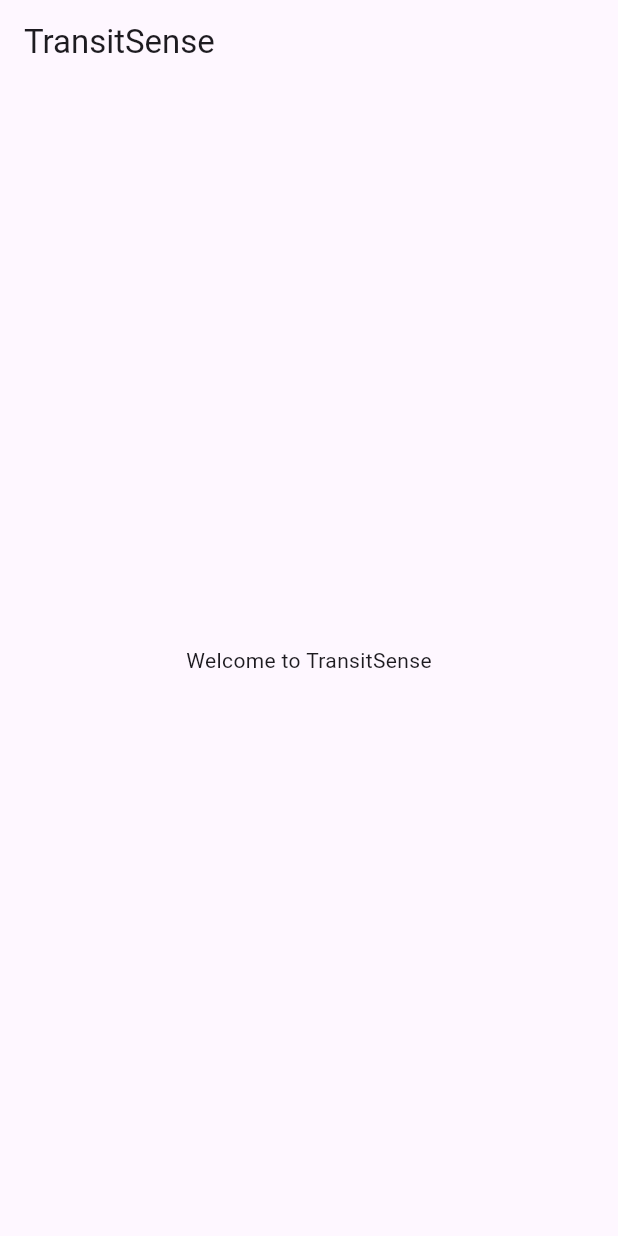
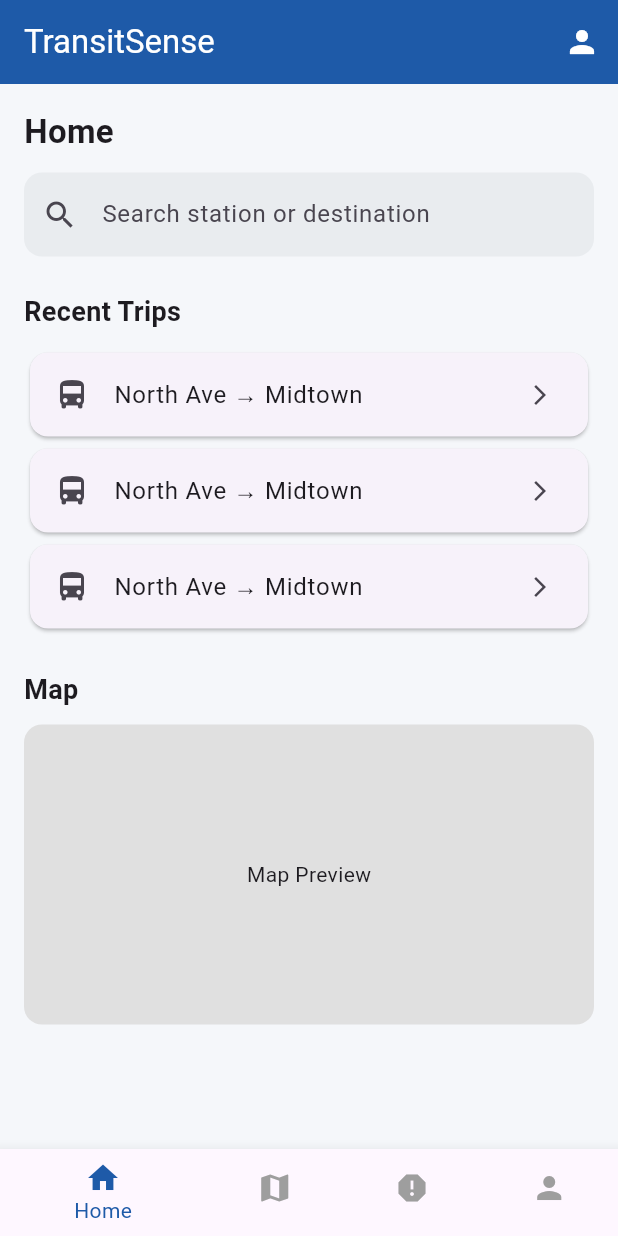
Before and after one commit to jlrandle2/Software-Engineering-Project, a Flutter app: the screen it shows after launch, on a phone screen of 412 x 824 dp. Run offline on Flutter 3.47's test engine with Material 3 defaults, Android fonts, the phone set to English and light mode, and no system bars.

Commit message:
Implemented home dashboard layout, theme colors, and UI components

```diff
--- a/frontend/transitsense_app/lib/main.dart
+++ b/frontend/transitsense_app/lib/main.dart
@@ -1,5 +1,6 @@
 import 'package:flutter/material.dart';
 import 'screens/splash_screen.dart';
+import 'utils/app_theme.dart';
 
 void main() {
   runApp(const TransitSenseApp());
@@ -13,9 +14,7 @@
   Widget build(BuildContext context) {
     return MaterialApp(
       title: 'TransitSense',
-      theme: ThemeData(
-        colorScheme: .fromSeed(seedColor: Colors.deepPurple),
-      ),
+      theme: AppTheme.theme,
       home: SplashScreen(),
       debugShowCheckedModeBanner: false,
     );
--- a/frontend/transitsense_app/lib/screens/home_screen.dart
+++ b/frontend/transitsense_app/lib/screens/home_screen.dart
@@ -1,4 +1,5 @@
 import 'package:flutter/material.dart';
+import '../utils/app_colors.dart';
 
 class HomeScreen extends StatelessWidget {
   const HomeScreen({super.key});
@@ -8,10 +9,133 @@
     return Scaffold(
       appBar: AppBar(
         title: const Text("TransitSense"),
+        actions: const [
+          // Todo: Implement Profile page after completing the core app flow screens
+          Icon(Icons.person),
+          SizedBox(width: 12),
+        ],
       ),
-      body: const Center(
-        child: Text("Welcome to TransitSense"),
+
+      body: SingleChildScrollView(
+        child: Padding(
+          padding: const EdgeInsets.all(16),
+
+          child: Column(
+            crossAxisAlignment: CrossAxisAlignment.start,
+
+            children: [
+
+              const Text(
+                "Home",
+                style: TextStyle(
+                  fontSize: 22,
+                  fontWeight: FontWeight.bold,
+                ),
+              ),
+
+              const SizedBox(height: 12),
+
+              /// SEARCH BAR
+              TextField(
+                decoration: InputDecoration(
+                  hintText: "Search station or destination",
+                  prefixIcon: const Icon(Icons.search),
+                  filled: true,
+                  fillColor: AppColors.searchBar,
+
+                  border: OutlineInputBorder(
+                    borderRadius: BorderRadius.circular(12),
+                    borderSide: BorderSide.none,
+                  ),
+                ),
+              ),
+
+              const SizedBox(height: 24),
+
+              /// RECENT TRIPS
+              const Text(
+                "Recent Trips",
+                style: TextStyle(
+                  fontSize: 18,
+                  fontWeight: FontWeight.bold,
+                ),
+              ),
+
+              const SizedBox(height: 10),
+
+              _recentTripTile(),
+              _recentTripTile(),
+              _recentTripTile(),
+
+              const SizedBox(height: 24),
+
+              /// MAP SECTION
+              const Text(
+                "Map",
+                style: TextStyle(
+                  fontSize: 18,
+                  fontWeight: FontWeight.bold,
+                ),
+              ),
+
+              const SizedBox(height: 10),
+
+              Container(
+                height: 200,
+                decoration: BoxDecoration(
+                  color: Colors.grey[300],
+                  borderRadius: BorderRadius.circular(12),
+                ),
+                child: const Center(
+                  child: Text("Map Preview"),
+                ),
+              ),
+            ],
+          ),
+        ),
+      ),
+
+      /// BOTTOM NAVIGATION
+      bottomNavigationBar: BottomNavigationBar(
+        currentIndex: 0,
+
+        items: const [
+
+          BottomNavigationBarItem(
+            icon: Icon(Icons.home),
+            label: "Home",
+          ),
+
+          BottomNavigationBarItem(
+            icon: Icon(Icons.map),
+            label: "Map",
+          ),
+
+          BottomNavigationBarItem(
+            icon: Icon(Icons.report),
+            label: "Report",
+          ),
+
+          BottomNavigationBarItem(
+            icon: Icon(Icons.person),
+            label: "Profile",
+          ),
+        ],
       ),
     );
   }
+
+  Widget _recentTripTile() {
+  return Card(
+    elevation: 1,
+    shape: RoundedRectangleBorder(
+      borderRadius: BorderRadius.circular(12),
+    ),
+    child: const ListTile(
+      leading: Icon(Icons.directions_bus),
+      title: Text("North Ave → Midtown"),
+      trailing: Icon(Icons.arrow_forward_ios, size: 16),
+    ),
+  );
 }
+}
--- a/frontend/transitsense_app/lib/screens/splash_screen.dart
+++ b/frontend/transitsense_app/lib/screens/splash_screen.dart
@@ -16,7 +16,7 @@
     super.initState();
 
     // Wait 2 seconds then move to HomeScreen
-    Timer(const Duration(seconds: 2), () {
+    Timer(const Duration(seconds: 5), () {
       Navigator.pushReplacement(
         context,
         MaterialPageRoute(builder: (context) => const HomeScreen()),
--- a/frontend/transitsense_app/lib/utils/app_colors.dart
+++ b/frontend/transitsense_app/lib/utils/app_colors.dart
@@ -0,0 +1,9 @@
+import 'package:flutter/material.dart';
+
+class AppColors {
+  static const Color primaryBlue = Color(0xFF1E5AA8);
+  static const Color lightBackground = Color(0xFFF5F7FA);
+  static const Color cardBackground = Colors.white;
+  static const Color searchBar = Color(0xFFE9ECEF);
+
+}
--- a/frontend/transitsense_app/lib/utils/app_theme.dart
+++ b/frontend/transitsense_app/lib/utils/app_theme.dart
@@ -0,0 +1,24 @@
+import 'package:flutter/material.dart';
+import 'app_colors.dart';
+
+class AppTheme {
+
+  static ThemeData theme = ThemeData(
+
+    scaffoldBackgroundColor: AppColors.lightBackground,
+
+    primaryColor: AppColors.primaryBlue,
+
+    appBarTheme: const AppBarTheme(
+      backgroundColor: AppColors.primaryBlue,
+      foregroundColor: Colors.white,
+      elevation: 0,
+    ),
+
+    bottomNavigationBarTheme: const BottomNavigationBarThemeData(
+      selectedItemColor: AppColors.primaryBlue,
+      unselectedItemColor: Colors.grey,
+    ),
+
+  );
+}
```
